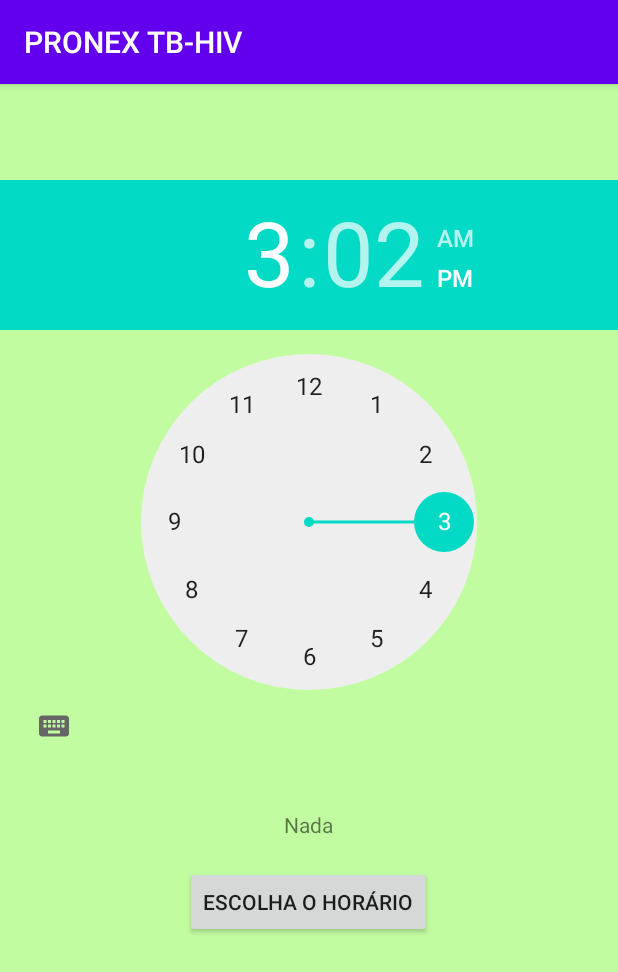
After one commit to maxmonteiro2008/Pronex-Paciente, an Android app: the Hora screen opened directly, with no data from a screen before it, on a phone screen of 412 x 824 dp. The commit adds this screen. Shown: the top 972 px of the screen. Run offline under Robolectric (Android 15) with nearby library versions, the phone set to English and light mode, and no system bars.

Commit message:
Ver: Auth + Opcoes-Final + Hora Medicamento

```diff
--- a/app/build.gradle
+++ b/app/build.gradle
@@ -30,7 +30,7 @@ dependencies {
     implementation fileTree(dir: 'libs', include: ['*.jar'])
     implementation 'androidx.navigation:navigation-fragment:2.3.0-alpha04'
     implementation 'androidx.navigation:navigation-ui:2.3.0-alpha04'
-    implementation'com.google.android.gms:play-services-tasks:9.6.1'
+    implementation 'com.google.android.gms:play-services-tasks:9.6.1'
     implementation 'androidx.appcompat:appcompat:1.1.0'
     implementation 'androidx.constraintlayout:constraintlayout:1.1.3'
     implementation 'com.google.android.material:material:1.1.0'
--- /dev/null
+++ b/app/src/main/java/com/mx/mobi_flm/Hora.java
@@ -0,0 +1,37 @@
+package com.mx.mobi_flm;
+
+import android.os.Bundle;
+import android.view.View;
+import android.widget.Button;
+import android.widget.TextView;
+import android.widget.TimePicker;
+
+import androidx.appcompat.app.AppCompatActivity;
+
+public class Hora extends AppCompatActivity {
+
+    TimePicker myTP;
+    Button btn1, btn2;
+
+    TextView tv;
+
+    @Override
+    protected void onCreate(Bundle savedInstanceState) {
+        super.onCreate(savedInstanceState);
+        setContentView(R.layout.activity_hora);
+
+        tv = findViewById(R.id.text1);
+        btn1 = findViewById(R.id.button1);
+        myTP = findViewById(R.id.Timer1);
+
+        tv.setText("Nada");
+        btn1.setOnClickListener(new View.OnClickListener() {
+            @Override
+            public void onClick(View v) {
+
+                tv.setText("DEU MEU");
+            }
+        });
+
+    }
+}
--- /dev/null
+++ b/app/src/main/res/layout/activity_hora.xml
@@ -0,0 +1,43 @@
+<?xml version="1.0" encoding="utf-8"?>
+<RelativeLayout xmlns:android="http://schemas.android.com/apk/res/android"
+    xmlns:tools="http://schemas.android.com/tools"
+    android:layout_width="match_parent"
+    android:layout_height="match_parent"
+    android:background="@color/p_colorful_bgraund_Alt"
+    tools:context=".Hora">
+
+    <Button
+        android:id="@+id/button1"
+        android:layout_width="wrap_content"
+        android:layout_height="wrap_content"
+        android:layout_below="@id/text1"
+        android:layout_centerHorizontal="true"
+        android:layout_marginStart="16dp"
+        android:layout_marginTop="16dp"
+        android:layout_marginEnd="16dp"
+        android:text="Escolha o Horário"
+
+        />
+
+    <TextView
+        android:id="@+id/text1"
+        android:layout_width="wrap_content"
+        android:layout_height="wrap_content"
+        android:layout_below="@id/Timer1"
+        android:layout_centerHorizontal="true"
+        android:layout_marginLeft="16dp"
+        android:layout_marginTop="32dp"
+        android:layout_marginEnd="16dp"
+        android:layout_marginRight="16dp"
+        android:layout_marginBottom="2dp"
+        android:text="@string/hello" />
+
+    <TimePicker
+        android:id="@+id/Timer1"
+        android:layout_width="wrap_content"
+        android:layout_height="wrap_content"
+        android:layout_alignParentTop="true"
+        android:layout_marginTop="64dp"
+
+        />
+</RelativeLayout>
--- a/app/src/main/res/values/strings.xml
+++ b/app/src/main/res/values/strings.xml
@@ -11,14 +11,11 @@
     <string name="getpacientes"> Buscar Pacientes</string>
     <string name="tratamento_complement"> º dia de tratamento </string>
     <!-- Strings used for fragments for navigation -->
-    <string name="first_fragment_label">First Fragment</string>
-    <string name="second_fragment_label">Second Fragment</string>
+    <string name="horario">Escolha o Horário</string>
     <string name="next">Next</string>
     <string name="previous">Previous</string>
     <string name="login">Login</string>
     <string name="senha">Senha</string>
-    <string name="hello_first_fragment">Hello first fragment</string>
-    <string name="hello_second_fragment">Hello second fragment. Arg: %1$s</string>
     <string name="title_user_list">Users</string>
     <string name="title_user_detail">User Detail</string>
 </resources>
```
Also changed, not shown: app/src/main/AndroidManifest.xml (+6 -3 lines), app/src/main/java/com/mx/mobi_flm/Opcoes.java (+52 -6 lines).
